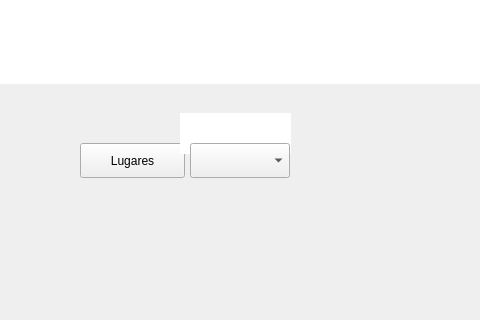
Above: ui/forthwindow.ui from eriklemy/Detetive before the change; both pictures show x 580 to 1060 and y 337 to 657 of the 1366 by 768 pixel window. Below: the same form after it.
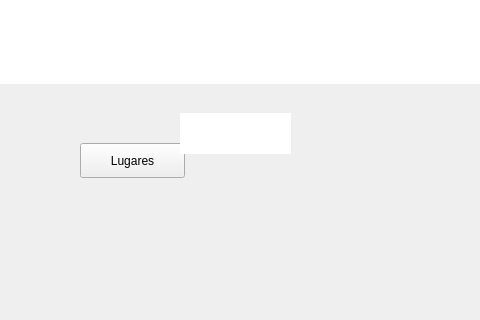
That is the form after the change.

```diff
--- a/ui/forthwindow.ui
+++ b/ui/forthwindow.ui
@@ -58,16 +58,6 @@
      <string>Lugares</string>
     </property>
    </widget>
-   <widget class="QComboBox" name="comboBox_sus">
-    <property name="geometry">
-     <rect>
-      <x>770</x>
-      <y>480</y>
-      <width>100</width>
-      <height>35</height>
-     </rect>
-    </property>
-   </widget>
    <widget class="QTextBrowser" name="textSus">
     <property name="geometry">
      <rect>
```
Left out of the diff: 5 changed lines with no effect on the pictures.
